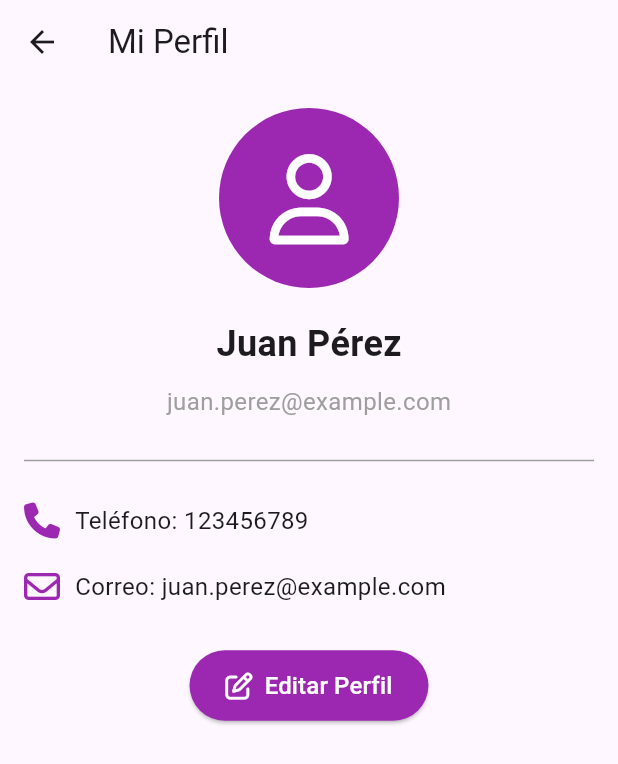
After one commit to Daniel9ad/app-pets, a Flutter app: the ProfilePage screen opened directly, on a phone screen of 412 x 824 dp. The commit adds this screen. Shown: the top 764 px of the screen. Run offline on Flutter 3.47's test engine with Material 3 defaults, Android fonts, the phone set to English and light mode, and no system bars; our stand-ins replace carousel_slider, dio, flutter_secure_storage, font_awesome_flutter, image_picker, logger and 2 more; accounts and stored records are empty; network calls fail.

Commit message:
ver datos de perfil

```diff
--- a/lib/features/home/pages/home_page.dart
+++ b/lib/features/home/pages/home_page.dart
@@ -4,6 +4,7 @@ import 'package:app_pets/auth/auth_manager.dart';
 import 'package:app_pets/features/login/page/login_page.dart';
 import 'package:app_pets/features/publicaciones/pages/pet_grid.dart';
 import 'package:app_pets/features/publicaciones/pages/crear_publicacion_page.dart';
+import 'package:app_pets/features/usuario/pages/profile_page.dart';
 
 class HomePage extends StatefulWidget {
   const HomePage({super.key});
@@ -35,7 +36,15 @@ class _HomePageState extends State<HomePage> {
         List<Widget> pages = [
           const PetGrid(),
           const Text("Listado"),
-          isAuthenticated ? const Text("Perfil autenticado") : const LoginPage(),
+          isAuthenticated
+              ? const ProfilePage(
+                //Todo: Recuperar datos del usuario
+                  nombre: "Juan",
+                  apellido: "Pérez",
+                  email: "juan.perez@example.com",
+                  telefono: "123456789",
+                )
+              : const LoginPage(),
         ];
 
         return Theme(
--- /dev/null
+++ b/lib/features/usuario/pages/profile_page.dart
@@ -0,0 +1,137 @@
+import 'package:flutter/material.dart';
+import 'package:font_awesome_flutter/font_awesome_flutter.dart';
+
+class ProfilePage extends StatelessWidget {
+  final String nombre;
+  final String apellido;
+  final String email;
+  final String telefono;
+
+  const ProfilePage({
+    Key? key,
+    required this.nombre,
+    required this.apellido,
+    required this.email,
+    required this.telefono,
+  }) : super(key: key);
+
+  @override
+  Widget build(BuildContext context) {
+    return Scaffold(
+      appBar: AppBar(
+        title: const Text('Mi Perfil'),
+      ),
+      body: SingleChildScrollView(
+        padding: const EdgeInsets.all(16.0),
+        child: Column(
+          crossAxisAlignment: CrossAxisAlignment.start,
+          children: [
+            Center(
+              child: CircleAvatar(
+                radius: 60,
+                backgroundColor: Colors.purple,
+                child: const Icon(
+                  FontAwesomeIcons.user,
+                  size: 60,
+                  color: Colors.white,
+                ),
+              ),
+            ),
+            const SizedBox(height: 20),
+            Center(
+              child: Text(
+                '$nombre $apellido',
+                style: const TextStyle(
+                  fontSize: 24,
+                  fontWeight: FontWeight.bold,
+                ),
+              ),
+            ),
+            const SizedBox(height: 10),
+            Center(
+              child: Text(
+                email,
+                style: const TextStyle(
+                  fontSize: 16,
+                  color: Colors.grey,
+                ),
+              ),
+            ),
+            const SizedBox(height: 20),
+            const Divider(thickness: 1, color: Colors.grey),
+            const SizedBox(height: 10),
+
+            // Información de contacto
+            ProfileInfoRow(
+              label: 'Teléfono',
+              value: telefono,
+              icon: FontAwesomeIcons.phone,
+            ),
+            ProfileInfoRow(
+              label: 'Correo',
+              value: email,
+              icon: FontAwesomeIcons.envelope,
+            ),
+
+            const SizedBox(height: 20),
+            Center(
+              child: ElevatedButton.icon(
+                onPressed: () {
+                  // Navegar a la página de edición de perfil
+                },
+                icon: const FaIcon(FontAwesomeIcons.edit, color: Colors.white),
+                label: const Text(
+                  'Editar Perfil',
+                  style: TextStyle(fontSize: 16, color: Colors.white),
+                ),
+                style: ElevatedButton.styleFrom(
+                  backgroundColor: Colors.purple,
+                  padding: const EdgeInsets.symmetric(
+                    horizontal: 24.0,
+                    vertical: 12.0,
+                  ),
+                  shape: RoundedRectangleBorder(
+                    borderRadius: BorderRadius.circular(30),
+                  ),
+                ),
+              ),
+            ),
+          ],
+        ),
+      ),
+    );
+  }
+}
+
+// Widget reutilizable para mostrar información de perfil
+class ProfileInfoRow extends StatelessWidget {
+  final String label;
+  final String value;
+  final IconData icon;
+
+  const ProfileInfoRow({
+    Key? key,
+    required this.label,
+    required this.value,
+    required this.icon,
+  }) : super(key: key);
+
+  @override
+  Widget build(BuildContext context) {
+    return Padding(
+      padding: const EdgeInsets.symmetric(vertical: 10.0),
+      child: Row(
+        children: [
+          Icon(icon, color: Colors.purple),
+          const SizedBox(width: 10),
+          Expanded(
+            child: Text(
+              '$label: $value',
+              style: const TextStyle(fontSize: 16),
+            ),
+          ),
+        ],
+      ),
+    );
+  }
+}
```
Also changed, not shown: lib/features/usuario/pages/edit_user.dart (added). Lines whose indentation alone changed are shown as unchanged.
